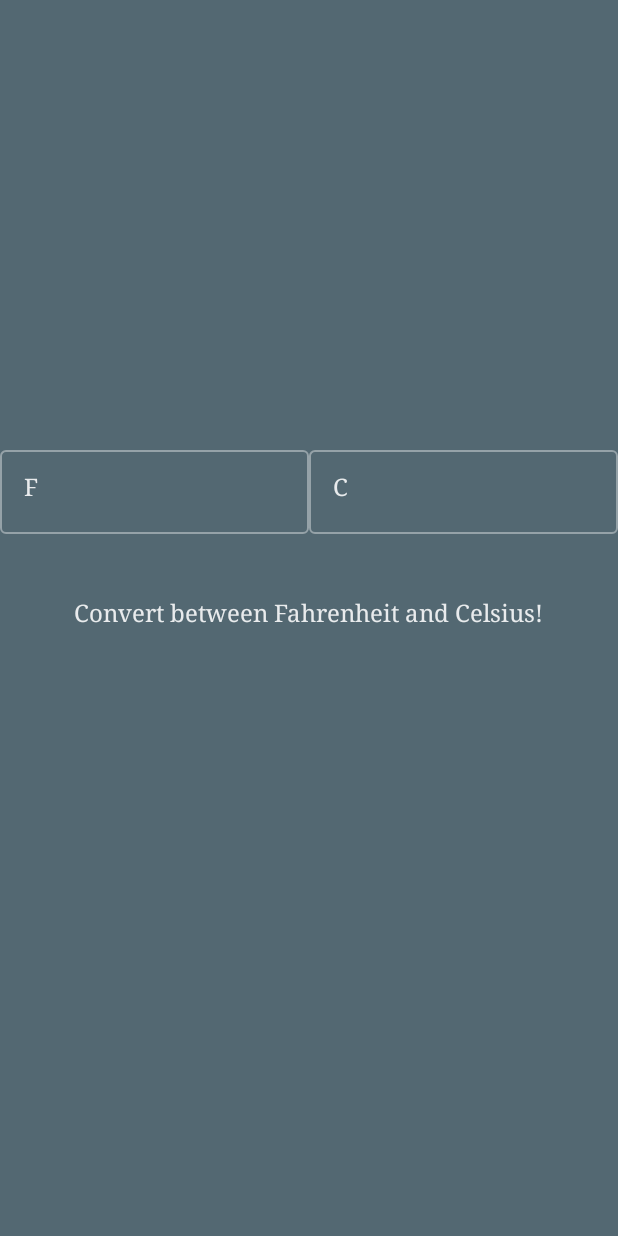
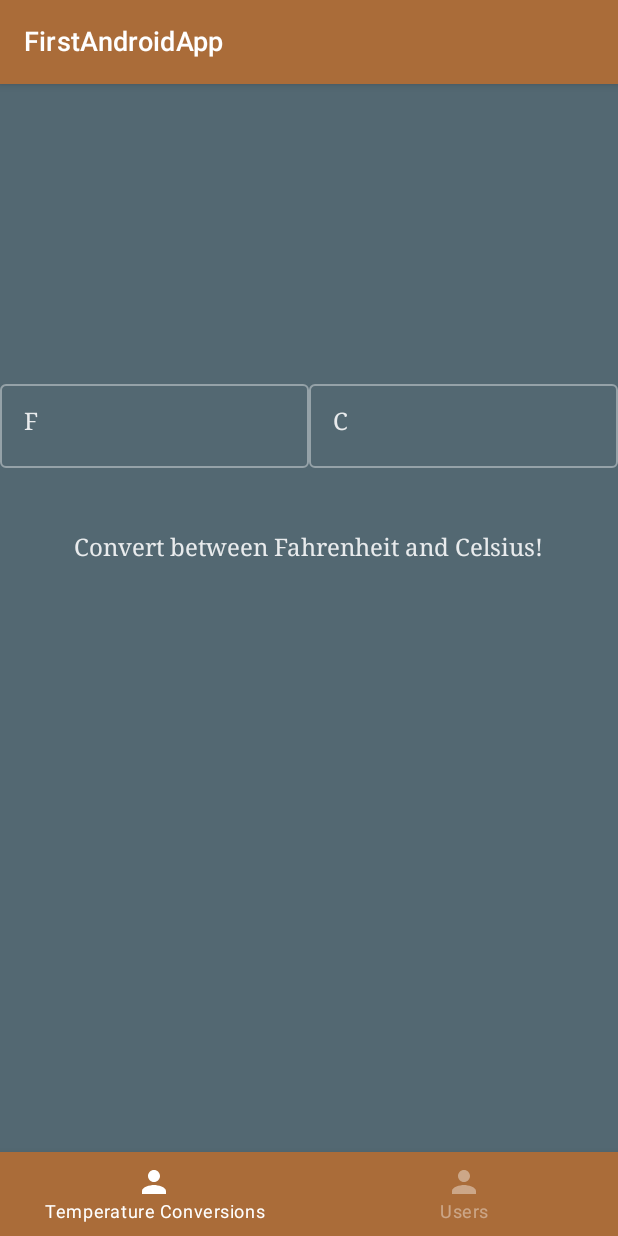
Before and after one commit to hfeng20/FirstAndroidApp, an Android app built with Jetpack Compose: the MainActivity screen opened directly, with no data from a screen before it, on a phone screen of 412 x 824 dp. Run offline under Robolectric (Android 15) with nearby library versions, the phone set to English and light mode, and no system bars.

Commit message:
finished navigation between tabs

```diff
--- a/FirstAndroidApp/app/src/main/AndroidManifest.xml
+++ b/FirstAndroidApp/app/src/main/AndroidManifest.xml
@@ -1,6 +1,8 @@
 <?xml version="1.0" encoding="utf-8"?>
+
 <manifest xmlns:android="http://schemas.android.com/apk/res/android"
     package="first.android.app">
+    <uses-permission android:name="android.permission.INTERNET"/>
 
     <application
         android:allowBackup="true"
--- a/FirstAndroidApp/app/src/main/java/first/android/app/MainActivity.kt
+++ b/FirstAndroidApp/app/src/main/java/first/android/app/MainActivity.kt
@@ -1,84 +1,36 @@
 package first.android.app
 
-import android.app.ActivityOptions
-import android.content.Intent
 import android.os.Bundle
-import android.util.Log
-import android.widget.EditText
 import androidx.activity.ComponentActivity
 import androidx.activity.compose.setContent
 import androidx.compose.foundation.layout.*
 import androidx.compose.material.*
 import androidx.compose.runtime.Composable
-import androidx.compose.runtime.*
-import androidx.compose.ui.*
-import androidx.compose.ui.draw.shadow
+import androidx.compose.runtime.getValue
+import androidx.compose.runtime.mutableStateOf
+import androidx.compose.runtime.remember
+import androidx.compose.ui.Alignment
+import androidx.compose.ui.Modifier
 import androidx.compose.ui.graphics.Color
-import androidx.compose.ui.res.colorResource
 import androidx.compose.ui.res.painterResource
 import androidx.compose.ui.res.stringResource
 import androidx.compose.ui.text.input.TextFieldValue
 import androidx.compose.ui.tooling.preview.Preview
 import androidx.compose.ui.unit.dp
 import androidx.compose.ui.unit.sp
+import androidx.navigation.NavController
+import androidx.navigation.NavHostController
+import androidx.navigation.compose.NavHost
+import androidx.navigation.compose.composable
+import androidx.navigation.compose.currentBackStackEntryAsState
+import androidx.navigation.compose.rememberNavController
 import first.android.app.ui.theme.FirstAndroidAppTheme
-import first.android.app.ui.theme.Purple200
-import java.time.format.TextStyle
 
 class MainActivity : ComponentActivity() {
     override fun onCreate(savedInstanceState: Bundle?) {
         super.onCreate(savedInstanceState)
         setContent {
-            FirstAndroidAppTheme {
-
-                // A surface container using the 'background' color from the theme
-                Surface(
-                    modifier = Modifier.fillMaxSize(),
-                    color = MaterialTheme.colors.background
-                ) {
-                    Row (
-                        modifier = Modifier.offset(y = 300.dp)
-                    ) {
-                        val fahrenheitTextState = remember { mutableStateOf(TextFieldValue("F")) }
-                        val celsiusTextState = remember { mutableStateOf(TextFieldValue("C")) }
-                        val fahrenheitTextField = OutlinedTextField(
-                            modifier = Modifier.fillMaxWidth(0.5f),
-                            value = fahrenheitTextState.value,
-                            onValueChange = {
-                                fahrenheitTextState.value = it
-                                if(isNumeric(it.text)) {
-                                    celsiusTextState.value = TextFieldValue(calculateConversion(fahrenheitTextState.value.text.toDouble(), false).toString())
-                                }
-                                else {
-                                    celsiusTextState.value = TextFieldValue("Err")
-                                }
-                            }
-                        )
-                        val celsiusTextField = OutlinedTextField(
-                            modifier = Modifier.fillMaxWidth(1.0f),
-                            value = celsiusTextState.value,
-                            onValueChange = {
-                                celsiusTextState.value = it
-                                if(isNumeric(it.text)) {
-                                    fahrenheitTextState.value = TextFieldValue(calculateConversion(celsiusTextState.value.text.toDouble(), true).toString())
-                                }
-                                else {
-                                    fahrenheitTextState.value = TextFieldValue("Err")
-                                }
-                            }
-                        )
-
-                    }
-                    Column (
-                        horizontalAlignment = Alignment.CenterHorizontally,
-                        modifier = Modifier
-                            .offset(y = 400.dp)
-                            .fillMaxSize()
-                    ) {
-                        Text("Convert between Fahrenheit and Celsius!", fontSize = 16.sp)
-                    }
-                }
-            }
+            MainScreen()
         }
     }
 }
@@ -104,21 +56,22 @@ fun test() {
 fun TopBar() {
     TopAppBar(
         title = { Text(text = stringResource(R.string.app_name), fontSize = 18.sp) },
-        backgroundColor = Color(0xFFFFD700),
+        backgroundColor = Color(0xFFAA6C39),
         contentColor = Color.White
     )
 }
-
 @Composable
-fun BottomNavBar() {
+fun BottomNavBar(navController: NavController) {
     val items = listOf(
         NavigationItem.Conversion,
         NavigationItem.Users
     )
     BottomNavigation(
-        backgroundColor = Color(0xFFFFD700),
+        backgroundColor = Color(0xFFAA6C39),
         contentColor = Color.White
     ) {
+        val navBackStackEntry by navController.currentBackStackEntryAsState()
+        val currentRoute = navBackStackEntry?.destination?.route
         items.forEach { item ->
             BottomNavigationItem(
                 icon = { Icon(painterResource(item.icon), contentDescription = item.title) },
@@ -126,9 +79,17 @@ fun BottomNavBar() {
                 selectedContentColor = Color.White,
                 unselectedContentColor = Color.White.copy(0.4f),
                 alwaysShowLabel = true,
-                selected = false,
+                selected = currentRoute == item.route,
                 onClick = {
-                    /* Add code later */
+                    navController.navigate(item.route) {
+                        navController.graph.startDestinationRoute?.let { route ->
+                            popUpTo(route) {
+                                saveState = true
+                            }
+                        }
+                        launchSingleTop = true
+                        restoreState = true
+                    }
                 }
             )
         }
@@ -137,19 +98,27 @@ fun BottomNavBar() {
 
 @Composable
 fun MainScreen() {
+    var navController = rememberNavController()
     Scaffold(
         topBar = { TopBar() },
-        bottomBar = { BottomNavBar() }
+        bottomBar = { BottomNavBar(navController) }
     ) {
         FirstAndroidAppTheme {
-
             // A surface container using the 'background' color from the theme
             Surface(
                 modifier = Modifier.fillMaxSize(),
                 color = MaterialTheme.colors.background
             ) {
+                Navigation(navController)
+            }
+        }
+    }
+}
+
+@Composable
+fun ConversionsScreen() {
     Row(
-                    modifier = Modifier.offset(y = 300.dp)
+        modifier = Modifier.offset(y = 200.dp)
     ) {
         val fahrenheitTextState = remember { mutableStateOf(TextFieldValue("F")) }
         val celsiusTextState = remember { mutableStateOf(TextFieldValue("C")) }
@@ -192,14 +161,16 @@ fun MainScreen() {
     Column(
         horizontalAlignment = Alignment.CenterHorizontally,
         modifier = Modifier
-                        .offset(y = 400.dp)
+            .offset(y = 300.dp)
             .fillMaxSize()
     ) {
         Text("Convert between Fahrenheit and Celsius!", fontSize = 16.sp)
     }
 }
-        }
-    }
+
+@Composable
+fun UsersScreen() {
+
 }
 
 @Preview(showBackground = true)
@@ -216,8 +187,14 @@ fun TopBarPreview() {
     TopBar()
 }
 
-@Preview(showBackground = true)
 @Composable
-fun BottomNavigationBarPreview() {
-    BottomNavBar()
+fun Navigation(navController: NavHostController) {
+    NavHost(navController, startDestination = NavigationItem.Conversion.route) {
+        composable(NavigationItem.Conversion.route) {
+            ConversionsScreen()
         }
+        composable(NavigationItem.Users.route) {
+            UsersScreen()
+        }
+    }
+}
--- a/FirstAndroidApp/build.gradle
+++ b/FirstAndroidApp/build.gradle
@@ -2,7 +2,9 @@ buildscript {
     ext {
         compose_version = '1.0.1'
     }
-}// Top-level build file where you can add configuration options common to all sub-projects/modules.
+
+    // ...
+}
 plugins {
     id 'com.android.application' version '7.1.3' apply false
     id 'com.android.library' version '7.1.3' apply false
```
Also changed, not shown: FirstAndroidApp/app/build.gradle (+23 -6 lines), 1 other file. Lines whose indentation alone changed are shown as unchanged.
